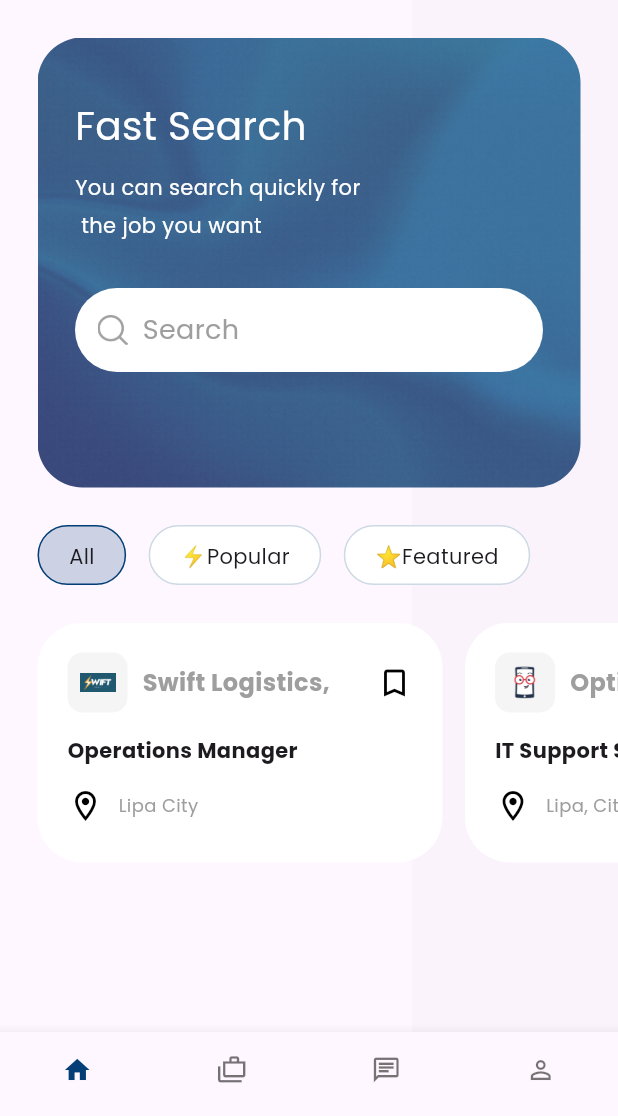
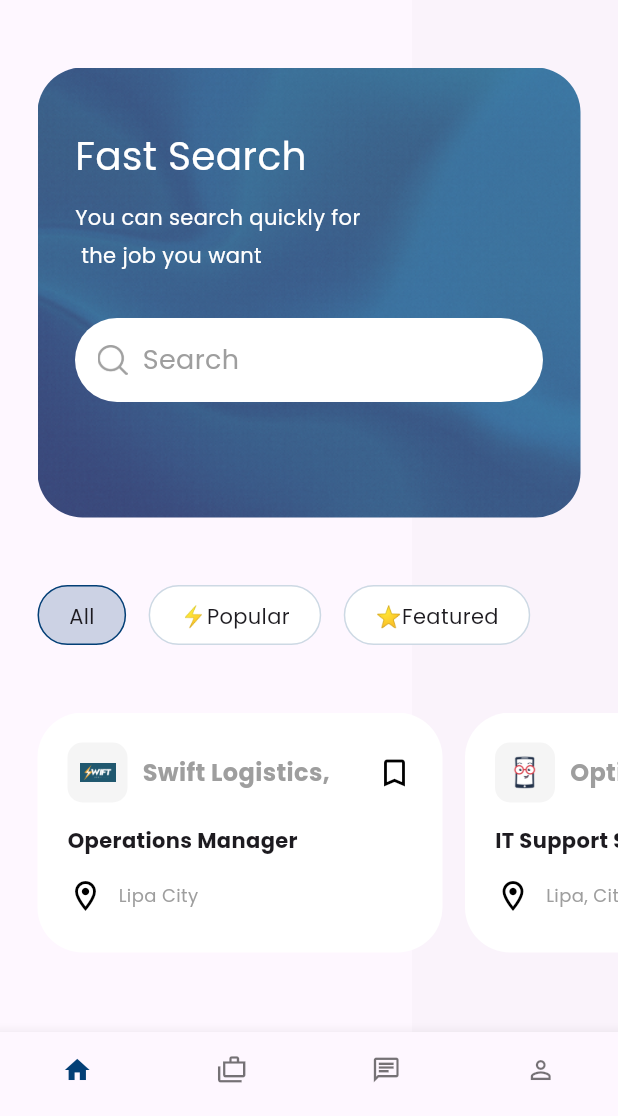
Before and after one commit to LDimaano/Trabahadoor_MobileApp, a Flutter app: the MainScreen screen opened directly, on a phone screen of 412 x 824 dp, the part 120-1236 px from its top. Run offline on Flutter 3.47's test engine with Material 3 defaults, Android fonts, the phone set to English and light mode, and no system bars; our stand-ins replace google_fonts; missing offline and left inert: custom_clippers.

Commit message:
enhanced ui

```diff
--- a/trabahadoor/lib/main.dart
+++ b/trabahadoor/lib/main.dart
@@ -1,6 +1,7 @@
 import 'package:flutter/material.dart';
 import 'package:flutter/services.dart';
 import 'package:google_fonts/google_fonts.dart';
+import 'package:trabahadoor/screens/home/home.dart';
 import 'package:trabahadoor/screens/profile/profile.dart';
 
 void main() {
@@ -23,6 +24,6 @@ class MyApp extends StatelessWidget {
           hintColor: const Color(0x0ffed408),
           textTheme: GoogleFonts.poppinsTextTheme(),
         ),
-        home: const ProfilePage());
+        home: const MainScreen());
   }
 }
--- a/trabahadoor/lib/screens/home/home.dart
+++ b/trabahadoor/lib/screens/home/home.dart
@@ -33,7 +33,16 @@ class _MainScreenState extends State<MainScreen> {
   @override
   Widget build(BuildContext context) {
     return Scaffold(
-      body: _pages[_selectedIndex],
+      body: AnimatedSwitcher(
+        duration: const Duration(milliseconds: 300),
+        child: _pages[_selectedIndex],
+        transitionBuilder: (Widget child, Animation<double> animation) {
+          return FadeTransition(
+            opacity: animation,
+            child: child,
+          );
+        },
+      ),
       bottomNavigationBar: Theme(
         data: ThemeData(
           splashColor: Colors.transparent,
@@ -88,9 +97,11 @@ class HomePage extends StatelessWidget {
   @override
   Widget build(BuildContext context) {
     return Scaffold(
-      body: Stack(
+      body: SafeArea(
+        child: Stack(
           children: [
-          Row(children: [
+            Row(
+              children: [
                 Expanded(
                   flex: 2,
                   child: Container(),
@@ -98,21 +109,28 @@ class HomePage extends StatelessWidget {
                 Expanded(
                   flex: 1,
                   child: Container(
-                color:
-                    const Color.fromARGB(255, 217, 211, 211).withOpacity(0.1),
+                    color: const Color.fromARGB(255, 217, 211, 211).withOpacity(0.1),
                   ),
                 ),
-          ]),
-          Column(
-            crossAxisAlignment: CrossAxisAlignment.start,
+              ],
+            ),
+            SingleChildScrollView(
+              child: Column(
+                crossAxisAlignment: CrossAxisAlignment.stretch,
                 children: [
                   const HomeAppBar(),
+                  const SizedBox(height: 20), // Adjust spacing as needed
                   const SearchCard(),
+                  const SizedBox(height: 20), // Adjust spacing as needed
                   const TagList(),
+                  const SizedBox(height: 20), // Adjust spacing as needed
                   JobList(),
+                  const SizedBox(height: 20), // Adjust spacing as needed
                 ],
-          )
+              ),
+            ),
           ],
+        ),
       ),
     );
   }
```
Also changed, not shown: trabahadoor/lib/screens/profile/profile.dart (+14 -6 lines), trabahadoor/lib/screens/home/widgets/search_card.dart (line endings or trailing spaces). Lines whose indentation alone changed are shown as unchanged.
